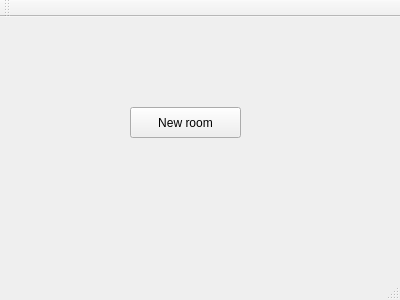
First picture: the form in mainwindow.ui, repository danhmanh/c-project-hus, before the edit.
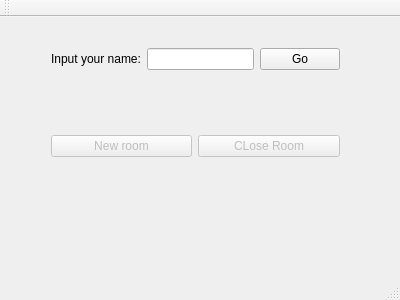
Second picture: the form after the edit.

The edit to the form file:
```diff
--- a/mainwindow.ui
+++ b/mainwindow.ui
@@ -14,18 +14,65 @@
    <string>MainWindow</string>
   </property>
   <widget class="QWidget" name="centralWidget">
-   <widget class="QPushButton" name="pushButton">
+   <widget class="QWidget" name="gridLayoutWidget">
     <property name="geometry">
      <rect>
-      <x>130</x>
-      <y>90</y>
-      <width>111</width>
-      <height>31</height>
+      <x>40</x>
+      <y>20</y>
+      <width>311</width>
+      <height>131</height>
      </rect>
     </property>
-    <property name="text">
-     <string>New room</string>
-    </property>
+    <layout class="QGridLayout" name="gridLayout">
+     <item row="0" column="0" colspan="2">
+      <layout class="QHBoxLayout" name="horizontalLayout">
+       <item>
+        <widget class="QLabel" name="label">
+         <property name="text">
+          <string>Input your name:</string>
+         </property>
+        </widget>
+       </item>
+       <item>
+        <widget class="QLineEdit" name="lineEditName"/>
+       </item>
+       <item>
+        <widget class="QPushButton" name="btnGo">
+         <property name="text">
+          <string>Go</string>
+         </property>
+        </widget>
+       </item>
+      </layout>
+     </item>
+     <item row="2" column="0">
+      <widget class="QLabel" name="lblName">
+       <property name="text">
+        <string/>
+       </property>
+      </widget>
+     </item>
+     <item row="3" column="0">
+      <widget class="QPushButton" name="btnNewRoom">
+       <property name="enabled">
+        <bool>false</bool>
+       </property>
+       <property name="text">
+        <string>New room</string>
+       </property>
+      </widget>
+     </item>
+     <item row="3" column="1">
+      <widget class="QPushButton" name="btnCloseRoom">
+       <property name="enabled">
+        <bool>false</bool>
+       </property>
+       <property name="text">
+        <string>CLose Room</string>
+       </property>
+      </widget>
+     </item>
+    </layout>
    </widget>
   </widget>
   <widget class="QMenuBar" name="menuBar">
```
